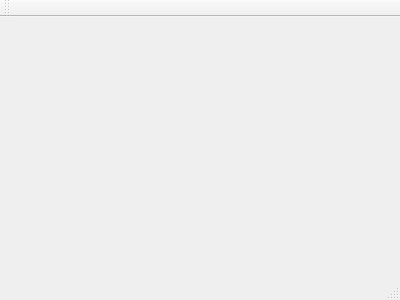
This is student/12/timer/mainwindow.ui in markusroman/Ohjelmointi2 as Qt 5 draws it before an edit. The edited form follows.
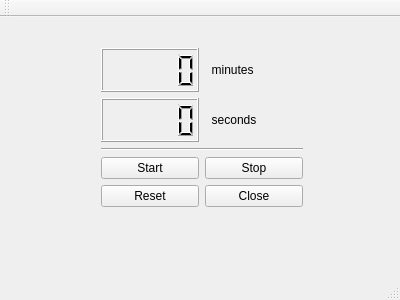
This is the edited form.

```diff
--- a/student/12/timer/mainwindow.ui
+++ b/student/12/timer/mainwindow.ui
@@ -12,13 +12,104 @@
   <property name="windowTitle" >
    <string>MainWindow</string>
   </property>
-  <widget class="QMenuBar" name="menuBar" />
-  <widget class="QToolBar" name="mainToolBar" />
-  <widget class="QWidget" name="centralWidget" />
-  <widget class="QStatusBar" name="statusBar" />
+  <widget class="QWidget" name="centralWidget">
+   <widget class="QWidget" name="verticalLayoutWidget">
+    <property name="geometry">
+     <rect>
+      <x>90</x>
+      <y>20</y>
+      <width>224</width>
+      <height>181</height>
+     </rect>
+    </property>
+    <layout class="QVBoxLayout" name="verticalLayout">
+     <item>
+      <layout class="QGridLayout" name="gridLayout_2">
+       <item row="1" column="1">
+        <widget class="QLabel" name="labelSec">
+         <property name="text">
+          <string>  seconds</string>
+         </property>
+        </widget>
+       </item>
+       <item row="0" column="1">
+        <widget class="QLabel" name="labelMin">
+         <property name="text">
+          <string>  minutes</string>
+         </property>
+        </widget>
+       </item>
+       <item row="1" column="0">
+        <widget class="QLCDNumber" name="lcdNumberSec"/>
+       </item>
+       <item row="0" column="0">
+        <widget class="QLCDNumber" name="lcdNumberMin"/>
+       </item>
+      </layout>
+     </item>
+     <item>
+      <widget class="Line" name="line">
+       <property name="orientation">
+        <enum>Qt::Horizontal</enum>
+       </property>
+      </widget>
+     </item>
+     <item>
+      <layout class="QGridLayout" name="gridLayout">
+       <item row="0" column="1">
+        <widget class="QPushButton" name="stopButton">
+         <property name="text">
+          <string>Stop</string>
+         </property>
+        </widget>
+       </item>
+       <item row="1" column="0">
+        <widget class="QPushButton" name="resetButton">
+         <property name="text">
+          <string>Reset</string>
+         </property>
+        </widget>
+       </item>
+       <item row="1" column="1">
+        <widget class="QPushButton" name="closeButton">
+         <property name="text">
+          <string>Close</string>
+         </property>
+        </widget>
+       </item>
+       <item row="0" column="0">
+        <widget class="QPushButton" name="startButton">
+         <property name="text">
+          <string>Start</string>
+         </property>
+        </widget>
+       </item>
+      </layout>
+     </item>
+    </layout>
+   </widget>
+  </widget>
+  <widget class="QMenuBar" name="menuBar">
+   <property name="geometry">
+    <rect>
+     <x>0</x>
+     <y>0</y>
+     <width>400</width>
+     <height>25</height>
+    </rect>
+   </property>
+  </widget>
+  <widget class="QToolBar" name="mainToolBar">
+   <attribute name="toolBarArea">
+    <enum>TopToolBarArea</enum>
+   </attribute>
+   <attribute name="toolBarBreak">
+    <bool>false</bool>
+   </attribute>
+  </widget>
+  <widget class="QStatusBar" name="statusBar"/>
  </widget>
- <layoutDefault spacing="6" margin="11" />
- <pixmapfunction></pixmapfunction>
+ <layoutdefault spacing="6" margin="11"/>
  <resources/>
  <connections/>
 </ui>
```
Left out of the diff: 29 changed lines with no effect on the pictures.
